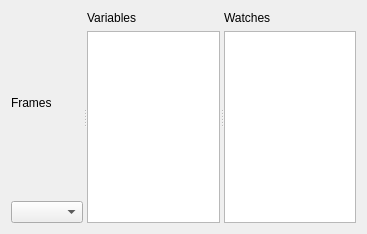
Above: lib/Debugger/Debugger.ui from F8LEFT/ART before the change. Below: the same form after it.
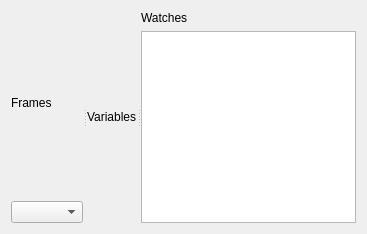
That is the form after the change.

Commit message: Debugger: add VariableTreeView to show local frame variables

```diff
--- a/lib/Debugger/Debugger.ui
+++ b/lib/Debugger/Debugger.ui
@@ -42,9 +42,6 @@
          </property>
         </widget>
        </item>
-       <item>
-        <widget class="QTreeView" name="mVariableTree"/>
-       </item>
       </layout>
      </widget>
      <widget class="QWidget" name="layoutWidget">
```
Left out of the diff: 2 changed lines with no effect on the pictures. The commit also changes 14 other files.
